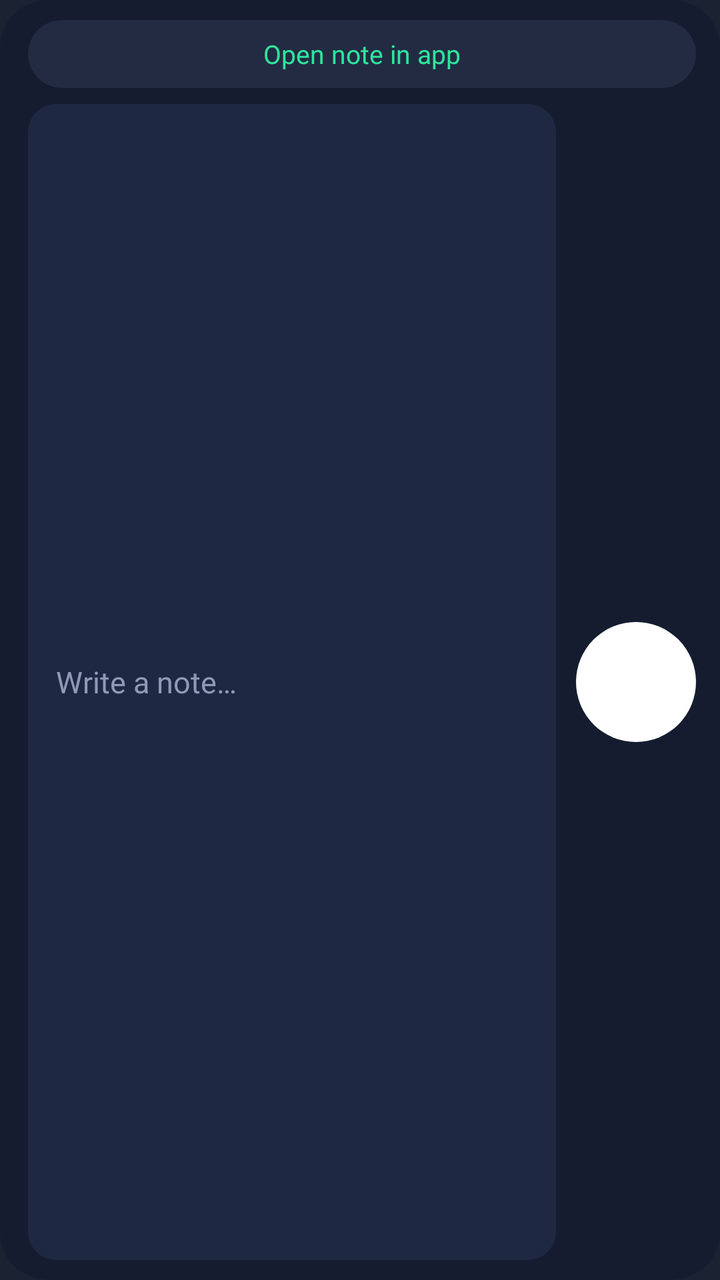
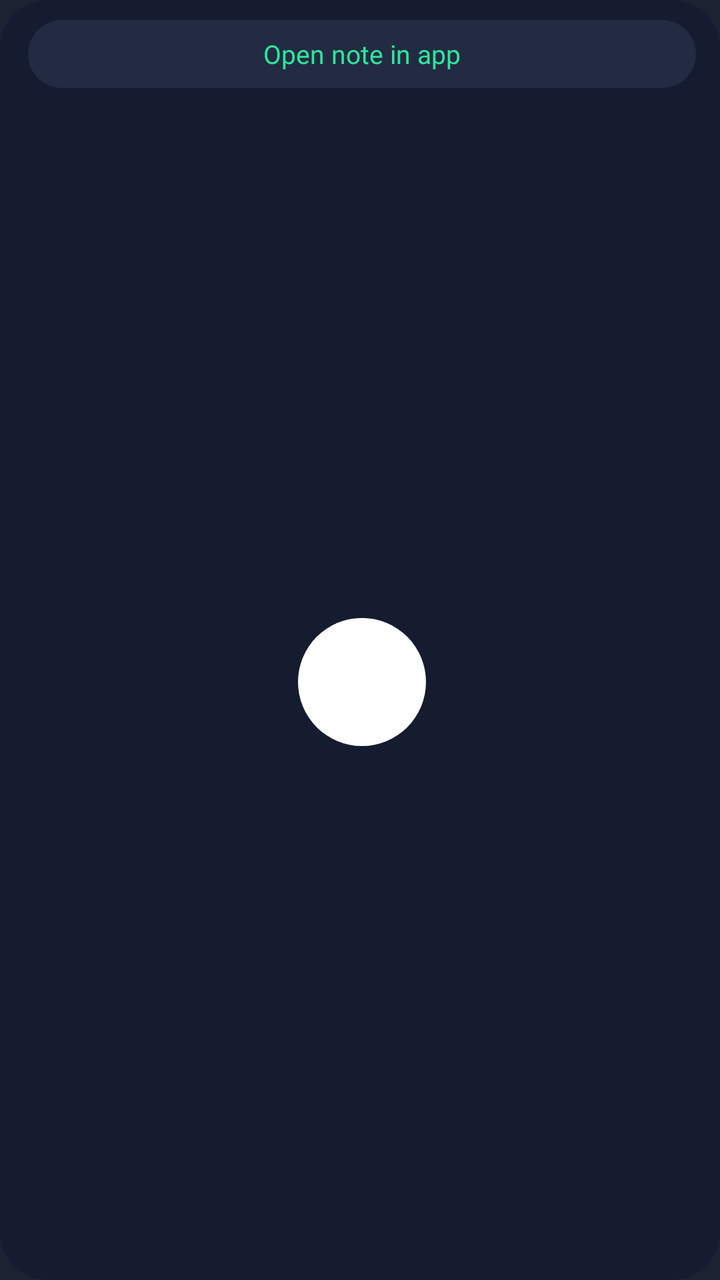

Compare the two renders of this Android layout. The source of the first and the diff that turns it into the second are given below.
<!-- AndroidManifest.xml: application theme Theme.Reminders -->
<!-- res/layout/widget_note.xml -->
<LinearLayout xmlns:android="http://schemas.android.com/apk/res/android"
    android:id="@+id/root" android:layout_width="match_parent" android:layout_height="match_parent"
    android:orientation="vertical" android:background="@drawable/widget_bg"
    android:paddingStart="14dp" android:paddingEnd="12dp" android:paddingTop="10dp" android:paddingBottom="10dp">

    
    <TextView android:id="@+id/banner" android:layout_width="match_parent" android:layout_height="34dp"
        android:layout_marginBottom="8dp" android:background="@drawable/widget_pill" android:gravity="center"
        android:text="Open note in app" android:textColor="#FF2EE59D" android:textSize="13sp"
        android:fontFamily="@font/outfit_semibold" />

    <LinearLayout android:layout_width="match_parent" android:layout_height="0dp" android:layout_weight="1"
        android:orientation="horizontal" android:gravity="center_vertical">
        <TextView android:id="@+id/field" android:layout_width="0dp" android:layout_height="match_parent" android:layout_weight="1"
            android:minHeight="52dp" android:background="@drawable/widget_chip" android:gravity="center_vertical"
            android:paddingStart="14dp" android:paddingEnd="14dp" android:text="Write a note…"
            android:textColor="#FF8E9AB8" android:textSize="15sp" android:fontFamily="@font/outfit_semibold" />
        <ImageView android:id="@+id/save" android:layout_width="60dp" android:layout_height="60dp"
            android:layout_marginStart="10dp" android:padding="15dp" android:src="@drawable/ic_check"
            android:background="@drawable/widget_circle" android:contentDescription="Save note" />
    </LinearLayout>
</LinearLayout>
<!-- resources referenced by this layout -->
<resources>
  <!-- drawable ic_check (drawable) -->
  <vector xmlns:android="http://schemas.android.com/apk/res/android"
      android:width="24dp" android:height="24dp"
      android:viewportWidth="24" android:viewportHeight="24">
      <path android:fillColor="#FFFFFFFF" android:pathData="M9,16.17L4.83,12l-1.42,1.41L9,19 21,7l-1.41,-1.41z" />
  </vector>
  <!-- drawable widget_bg (drawable) -->
  <shape xmlns:android="http://schemas.android.com/apk/res/android" android:shape="rectangle">
      <solid android:color="#FF151C30" />
      <corners android:radius="24dp" />
  </shape>
  <!-- drawable widget_chip (drawable) -->
  <shape xmlns:android="http://schemas.android.com/apk/res/android" android:shape="rectangle">
      <solid android:color="#FF1F2842" />
      <corners android:radius="14dp" />
  </shape>
  <!-- drawable widget_circle (drawable) -->
  <shape xmlns:android="http://schemas.android.com/apk/res/android" android:shape="oval">
      <solid android:color="#FFFFFFFF" />
  </shape>
  <!-- drawable widget_pill (drawable) -->
  <shape xmlns:android="http://schemas.android.com/apk/res/android" android:shape="rectangle">
      <solid android:color="#FF222B42" />
      <corners android:radius="100dp" />
  </shape>
  <style name="Theme.Reminders" parent="android:Theme.Material.NoActionBar">
          <item name="android:windowBackground">@color/launcher_bg</item>
      </style>
  <color name="launcher_bg">#FF1B2333</color>
</resources>

<!-- the commit's change to res/layout/widget_note.xml (unified diff, before → after) -->
@@ -9,14 +9,11 @@
         android:text="Open note in app" android:textColor="#FF2EE59D" android:textSize="13sp"
         android:fontFamily="@font/outfit_semibold" />
 
-    <LinearLayout android:layout_width="match_parent" android:layout_height="0dp" android:layout_weight="1"
-        android:orientation="horizontal" android:gravity="center_vertical">
-        <TextView android:id="@+id/field" android:layout_width="0dp" android:layout_height="match_parent" android:layout_weight="1"
-            android:minHeight="52dp" android:background="@drawable/widget_chip" android:gravity="center_vertical"
-            android:paddingStart="14dp" android:paddingEnd="14dp" android:text="Write a note…"
-            android:textColor="#FF8E9AB8" android:textSize="15sp" android:fontFamily="@font/outfit_semibold" />
-        <ImageView android:id="@+id/save" android:layout_width="60dp" android:layout_height="60dp"
-            android:layout_marginStart="10dp" android:padding="15dp" android:src="@drawable/ic_check"
-            android:background="@drawable/widget_circle" android:contentDescription="Save note" />
-    </LinearLayout>
+    
+    <FrameLayout android:id="@+id/write_area" android:layout_width="match_parent" android:layout_height="0dp"
+        android:layout_weight="1">
+        <ImageView android:id="@+id/write" android:layout_width="64dp" android:layout_height="64dp"
+            android:layout_gravity="center" android:padding="17dp" android:src="@drawable/ic_edit"
+            android:background="@drawable/widget_circle" android:contentDescription="Write a note" />
+    </FrameLayout>
 </LinearLayout>
<!-- resource entries referenced after the edit -->
@@ -1,20 +1,15 @@
 <!-- resources referenced by this layout -->
 <resources>
-  <!-- drawable ic_check (drawable) -->
+  <!-- drawable ic_edit (drawable) -->
   <vector xmlns:android="http://schemas.android.com/apk/res/android"
       android:width="24dp" android:height="24dp"
       android:viewportWidth="24" android:viewportHeight="24">
-      <path android:fillColor="#FFFFFFFF" android:pathData="M9,16.17L4.83,12l-1.42,1.41L9,19 21,7l-1.41,-1.41z" />
+      <path android:fillColor="#FFFFFFFF" android:pathData="M3,17.25V21h3.75L17.81,9.94l-3.75,-3.75L3,17.25zM20.71,7.04c0.39,-0.39 0.39,-1.02 0,-1.41l-2.34,-2.34c-0.39,-0.39 -1.02,-0.39 -1.41,0l-1.83,1.83 3.75,3.75 1.83,-1.83z" />
   </vector>
   <!-- drawable widget_bg (drawable) -->
   <shape xmlns:android="http://schemas.android.com/apk/res/android" android:shape="rectangle">
       <solid android:color="#FF151C30" />
       <corners android:radius="24dp" />
-  </shape>
-  <!-- drawable widget_chip (drawable) -->
-  <shape xmlns:android="http://schemas.android.com/apk/res/android" android:shape="rectangle">
-      <solid android:color="#FF1F2842" />
-      <corners android:radius="14dp" />
   </shape>
   <!-- drawable widget_circle (drawable) -->
   <shape xmlns:android="http://schemas.android.com/apk/res/android" android:shape="oval">
